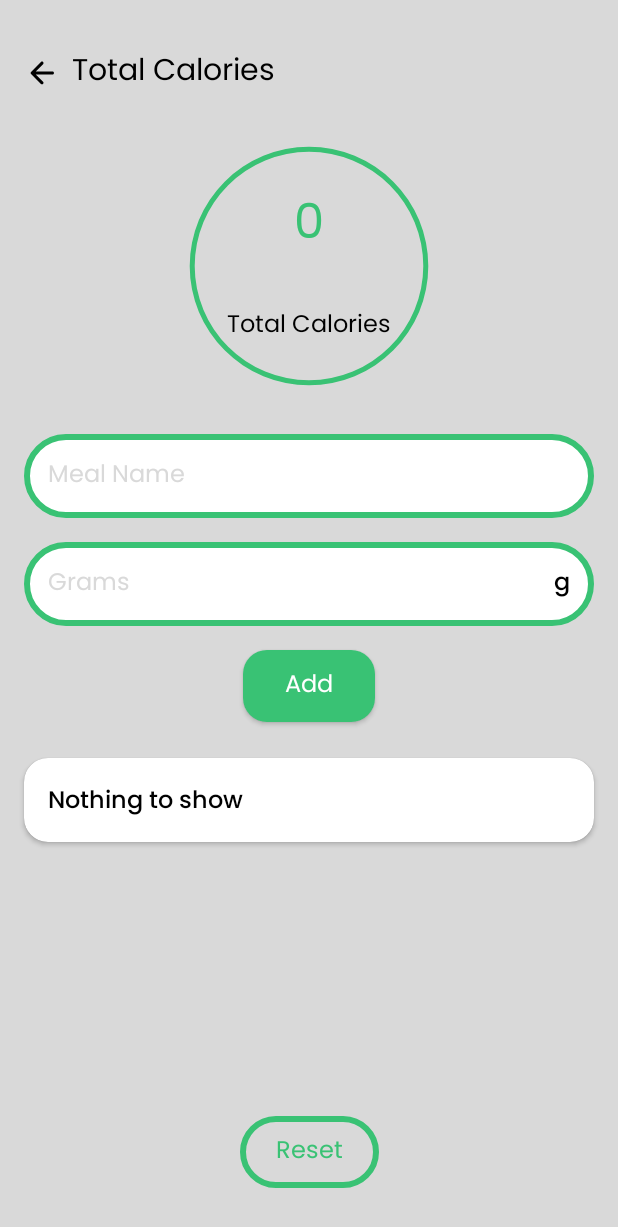
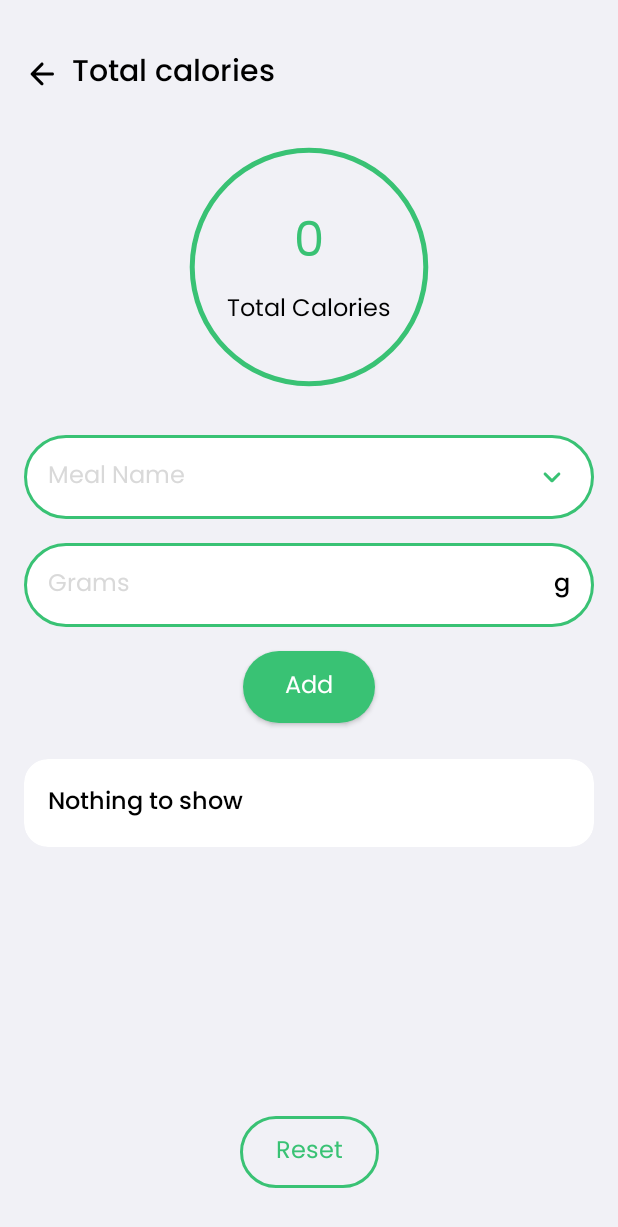
Before and after one commit to Mustafa-Ahmed1/Nutritions, an Android app: the layout fragment_calculate_calories.xml on its own in the app's theme, with its tools: preview values and no code run, on a phone screen of 412 x 824 dp. Shown: the top 1227 px of the screen. Run offline under Robolectric (Android 15) with nearby library versions, the light colour scheme and no system bars.

Commit message:
edit fragment_calculate_calories.xml

```diff
--- a/app/src/main/res/drawable/border.xml
+++ b/app/src/main/res/drawable/border.xml
@@ -3,6 +3,6 @@
     <stroke
         android:color="@color/primary_color"
         android:dashGap="16dp"
-        android:width="4dp"/>
-    <corners android:radius="28dp"/>
+        android:width="2dp"/>
+    <corners android:radius="@dimen/radius_large"/>
 </shape>
--- a/app/src/main/res/drawable/rectangle1.xml
+++ b/app/src/main/res/drawable/rectangle1.xml
@@ -2,5 +2,5 @@
 <shape xmlns:android="http://schemas.android.com/apk/res/android"
     android:shape="rectangle">
 <solid android:color="@color/primary_color"/>
-    <corners android:radius="@dimen/radius_medium"/>
+    <corners android:radius="@dimen/radius_large"/>
 </shape>
--- a/app/src/main/res/drawable/rectangle_border.xml
+++ b/app/src/main/res/drawable/rectangle_border.xml
@@ -3,7 +3,7 @@
     <stroke
         android:color="@color/primary_color"
         android:dashGap="16dp"
-        android:width="4dp"/>
+        android:width="2dp"/>
     <solid android:color="@color/white"/>
     <corners android:radius="28dp"/>
 </shape>
--- a/app/src/main/res/layout/fragment_calculate_calories.xml
+++ b/app/src/main/res/layout/fragment_calculate_calories.xml
@@ -2,9 +2,9 @@
 <androidx.constraintlayout.widget.ConstraintLayout xmlns:android="http://schemas.android.com/apk/res/android"
     xmlns:app="http://schemas.android.com/apk/res-auto"
     xmlns:tools="http://schemas.android.com/tools"
-    android:background="@color/gray"
     android:layout_width="match_parent"
-    android:layout_height="match_parent">
+    android:layout_height="match_parent"
+    android:background="@color/background_color">
 
     <ImageView
         android:id="@+id/imageView2"
@@ -18,16 +18,24 @@
 
     <TextView
         android:id="@+id/textView"
+        style="@style/SecondaryTextStyle.Black"
         android:layout_width="wrap_content"
         android:layout_height="wrap_content"
         android:layout_marginStart="@dimen/spacing_small"
         android:layout_marginTop="@dimen/spacing_extra_large"
-        android:text="Total Calories"
-        android:fontFamily="@font/poppins_regular"
-        android:textSize="@dimen/font_size_secondary"
-        android:textColor="@color/black"
+        android:text="@string/total_calories"
         app:layout_constraintStart_toEndOf="@+id/imageView2"
         app:layout_constraintTop_toTopOf="parent" />
+
+    <ImageView
+        android:id="@+id/imageView6"
+        android:layout_width="160dp"
+        android:layout_height="160dp"
+        android:layout_marginTop="32dp"
+        android:src="@drawable/ring"
+        app:layout_constraintEnd_toEndOf="parent"
+        app:layout_constraintStart_toStartOf="parent"
+        app:layout_constraintTop_toBottomOf="@+id/textView" />
 
     <TextView
         android:id="@+id/textView1"
@@ -40,12 +48,14 @@
         app:layout_constraintBottom_toTopOf="@+id/textView2"
         app:layout_constraintEnd_toEndOf="@+id/imageView6"
         app:layout_constraintStart_toStartOf="@+id/imageView6"
-        app:layout_constraintTop_toTopOf="@+id/imageView6" />
+        app:layout_constraintTop_toTopOf="@+id/imageView6"
+        app:layout_constraintVertical_chainStyle="packed" />
 
     <TextView
         android:id="@+id/textView2"
         android:layout_width="wrap_content"
         android:layout_height="wrap_content"
+        android:layout_marginTop="4dp"
         android:fontFamily="@font/poppins_regular"
         android:text="Total Calories"
         android:textColor="@color/black"
@@ -55,19 +65,9 @@
         app:layout_constraintStart_toStartOf="@+id/imageView6"
         app:layout_constraintTop_toBottomOf="@+id/textView1" />
 
-    <ImageView
-        android:id="@+id/imageView6"
-        android:layout_width="160dp"
-        android:layout_height="160dp"
-        android:layout_marginTop="32dp"
-        android:src="@drawable/ring"
-        app:layout_constraintEnd_toEndOf="parent"
-        app:layout_constraintStart_toStartOf="parent"
-        app:layout_constraintTop_toBottomOf="@+id/textView" />
-
     <Spinner
         android:id="@+id/spinner"
-        android:layout_width="0dp"
+        android:layout_width="match_parent"
         android:layout_height="56dp"
         android:layout_marginHorizontal="16dp"
         android:layout_marginTop="32dp"
@@ -76,13 +76,22 @@
         app:layout_constraintStart_toStartOf="parent"
         app:layout_constraintTop_toBottomOf="@+id/imageView6" />
 
+    <ImageView
+        android:layout_width="wrap_content"
+        android:layout_height="wrap_content"
+        android:layout_marginEnd="16dp"
+        android:src="@drawable/ic_down_arrow"
+        app:layout_constraintBottom_toBottomOf="@+id/spinner"
+        app:layout_constraintEnd_toEndOf="@+id/spinner"
+        app:layout_constraintTop_toTopOf="@+id/spinner" />
+
     <TextView
         android:id="@+id/textView3"
         android:layout_width="wrap_content"
         android:layout_height="wrap_content"
+        android:layout_margin="@dimen/spacing_medium"
         android:fontFamily="@font/poppins_regular"
         android:text="Meal Name"
-        android:layout_margin="@dimen/spacing_medium"
         android:textColor="@color/gray"
         android:textSize="@dimen/font_size_primary"
         app:layout_constraintBottom_toBottomOf="@+id/spinner"
@@ -103,9 +112,9 @@
         android:id="@+id/textView4"
         android:layout_width="wrap_content"
         android:layout_height="wrap_content"
+        android:layout_margin="@dimen/spacing_medium"
         android:fontFamily="@font/poppins_regular"
-        android:text="Grams"
-        android:layout_margin="@dimen/spacing_medium"
+        android:text="@string/grams"
         android:textColor="@color/gray"
         android:textSize="@dimen/font_size_primary"
         app:layout_constraintBottom_toBottomOf="@+id/editText"
@@ -116,9 +125,9 @@
         android:id="@+id/textView5"
         android:layout_width="wrap_content"
         android:layout_height="wrap_content"
+        android:layout_margin="@dimen/spacing_medium"
         android:fontFamily="@font/poppins_medium"
         android:text="g"
-        android:layout_margin="@dimen/spacing_medium"
         android:textColor="@color/black"
         android:textSize="@dimen/font_size_primary"
         app:layout_constraintBottom_toBottomOf="@+id/editText"
@@ -143,22 +152,23 @@
         app:layout_constraintTop_toBottomOf="@+id/editText" />
 
     <androidx.cardview.widget.CardView
-        android:layout_width="0dp"
-        android:layout_height="56dp"
+        android:layout_width="match_parent"
+        android:layout_height="wrap_content"
         android:layout_marginHorizontal="@dimen/spacing_medium"
         android:layout_marginTop="@dimen/spacing_large"
         app:cardCornerRadius="@dimen/spacing_medium"
+        app:cardElevation="0dp"
         app:layout_constraintEnd_toEndOf="parent"
         app:layout_constraintStart_toStartOf="parent"
-        app:layout_constraintTop_toBottomOf="@+id/appCompatButton" >
+        app:layout_constraintTop_toBottomOf="@+id/appCompatButton">
 
         <TextView
             android:id="@+id/textView6"
             android:layout_width="wrap_content"
             android:layout_height="wrap_content"
+            android:layout_margin="@dimen/spacing_medium"
             android:fontFamily="@font/poppins_medium"
             android:text="Nothing to show"
-            android:layout_margin="@dimen/spacing_medium"
             android:textColor="@color/black"
             android:textSize="@dimen/font_size_primary"
             app:layout_constraintBottom_toBottomOf="@+id/editText"
@@ -182,6 +192,6 @@
         android:textSize="@dimen/font_size_primary"
         app:layout_constraintBottom_toBottomOf="parent"
         app:layout_constraintEnd_toEndOf="parent"
-        app:layout_constraintStart_toStartOf="parent"/>
+        app:layout_constraintStart_toStartOf="parent" />
 
 </androidx.constraintlayout.widget.ConstraintLayout>
--- a/app/src/main/res/values/themes.xml
+++ b/app/src/main/res/values/themes.xml
@@ -22,6 +22,9 @@
     </style>
     <style name="PrimaryTextStyle.Black">
         <item name="android:textColor">@color/black</item>
+    </style>
+    <style name="PrimaryTextStyle.Gray">
+        <item name="android:textColor">@color/gray</item>
     </style>
 
     <style name="SecondaryTextStyle" parent="DefaultTextStyle">
```
